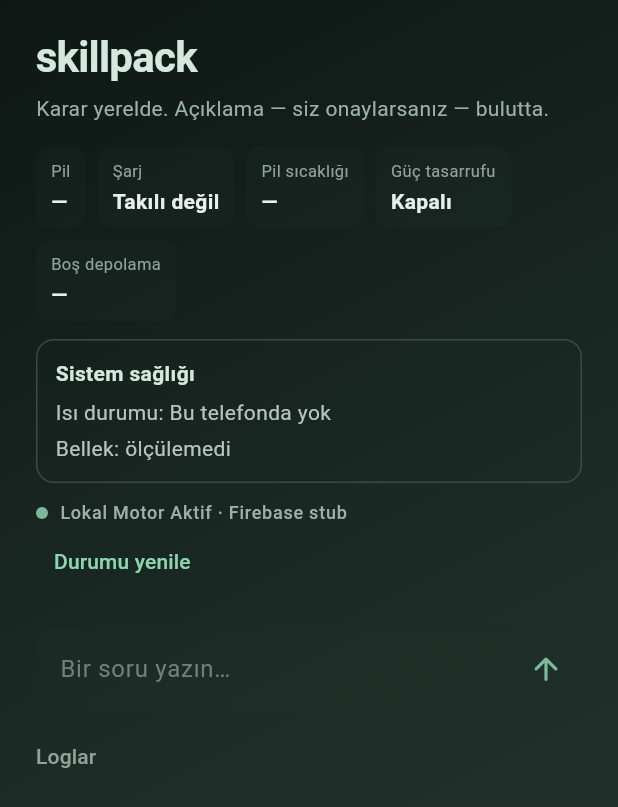
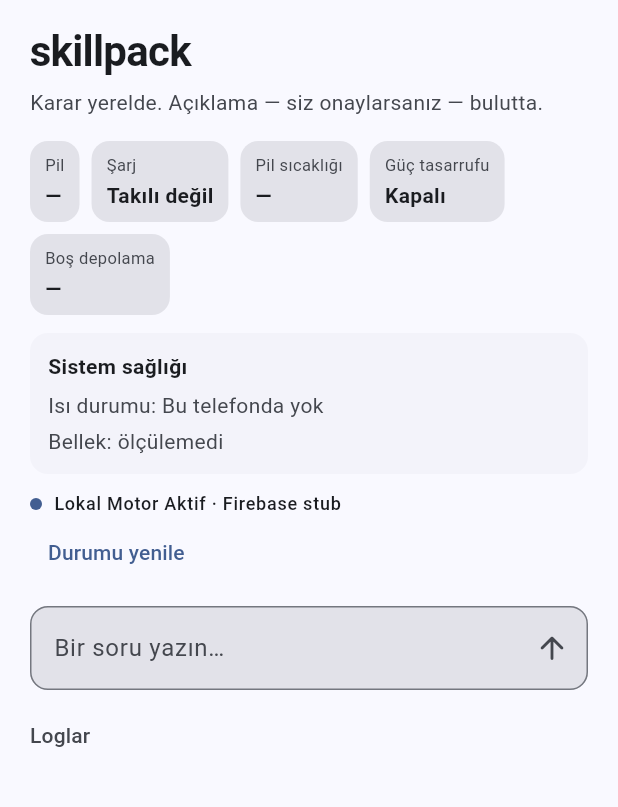
Before and after one commit to saydamonur2002-tech/skillpack, a Flutter app: the screen it shows after launch, on a phone screen of 412 x 824 dp. Shown: the top 807 px of the screen. Run offline on Flutter 3.47's test engine with Material 3 defaults, Android fonts, the phone set to English and light mode, and no system bars; our stand-ins replace connectivity_plus, firebase_ai, firebase_auth, firebase_core, shared_preferences; missing offline and left inert: firebase_app_check; accounts and stored records are empty; network calls fail.

Commit message:
Sakin mavi tema ve kaydırılabilir ana ekran
Sabit kolon telefonda taşıyordu; sarı şerit yazı alanının altında kalıyordu.
Ekran tek kaydırmada açılır, yazı alanı mavi çerçevelidir.

Co-authored-by: saydamonur2002-tech <saydamonur2002-tech@users.noreply.github.com>

```diff
--- a/apps/hybrid_assistant/lib/app.dart
+++ b/apps/hybrid_assistant/lib/app.dart
@@ -14,14 +14,9 @@ class HybridAssistantApp extends StatelessWidget {
     return MaterialApp(
       title: 'skillpack',
       debugShowCheckedModeBanner: false,
-      theme: ThemeData(
-        useMaterial3: true,
-        brightness: Brightness.dark,
-        colorScheme: ColorScheme.fromSeed(
-          seedColor: const Color(0xFF7CB89A),
-          brightness: Brightness.dark,
-        ),
-      ),
+      themeMode: ThemeMode.system,
+      theme: _calmBlueTheme(Brightness.light),
+      darkTheme: _calmBlueTheme(Brightness.dark),
       home: HomeScreen(
         repository: bootstrap.repository,
         tokenBudgetService: bootstrap.tokenBudgetService,
@@ -31,3 +26,54 @@ class HybridAssistantApp extends StatelessWidget {
     );
   }
 }
+
+ThemeData _calmBlueTheme(Brightness brightness) {
+  const seed = Color(0xFF3D6FBF);
+  final scheme = ColorScheme.fromSeed(seedColor: seed, brightness: brightness);
+  final radius = BorderRadius.circular(12);
+  final outline = OutlineInputBorder(
+    borderRadius: radius,
+    borderSide: BorderSide(color: scheme.outline),
+  );
+  return ThemeData(
+    useMaterial3: true,
+    colorScheme: scheme,
+    scaffoldBackgroundColor: scheme.surface,
+    cardTheme: CardThemeData(
+      color: scheme.surfaceContainerLow,
+      elevation: 0,
+      shape: RoundedRectangleBorder(borderRadius: radius),
+    ),
+    filledButtonTheme: FilledButtonThemeData(
+      style: FilledButton.styleFrom(
+        backgroundColor: scheme.primary,
+        foregroundColor: scheme.onPrimary,
+      ),
+    ),
+    outlinedButtonTheme: OutlinedButtonThemeData(
+      style: OutlinedButton.styleFrom(
+        foregroundColor: scheme.primary,
+        side: BorderSide(color: scheme.outline),
+      ),
+    ),
+    inputDecorationTheme: InputDecorationTheme(
+      filled: true,
+      fillColor: scheme.surfaceContainerHighest,
+      hintStyle: TextStyle(color: scheme.onSurfaceVariant),
+      border: outline,
+      enabledBorder: outline,
+      disabledBorder: outline.copyWith(
+        borderSide: BorderSide(color: scheme.outlineVariant),
+      ),
+      focusedBorder: outline.copyWith(
+        borderSide: BorderSide(color: scheme.primary, width: 2),
+      ),
+      errorBorder: outline.copyWith(
+        borderSide: BorderSide(color: scheme.error),
+      ),
+      focusedErrorBorder: outline.copyWith(
+        borderSide: BorderSide(color: scheme.error, width: 2),
+      ),
+    ),
+  );
+}
--- a/apps/hybrid_assistant/lib/features/hybrid_assistant/presentation/screens/home_screen.dart
+++ b/apps/hybrid_assistant/lib/features/hybrid_assistant/presentation/screens/home_screen.dart
@@ -183,14 +183,16 @@ class _HomeScreenState extends State<HomeScreen> with WidgetsBindingObserver {
     final suggested = widget.tokenBudgetService.dailyLimit ?? 2000;
     final controller = TextEditingController(text: '$suggested');
 
+    final sheetTheme = Theme.of(context);
     return showModalBottomSheet<bool>(
       context: context,
       isScrollControlled: true,
-      backgroundColor: const Color(0xFF1A2220),
+      backgroundColor: sheetTheme.colorScheme.surface,
       shape: const RoundedRectangleBorder(
         borderRadius: BorderRadius.vertical(top: Radius.circular(16)),
       ),
       builder: (context) {
+        final theme = Theme.of(context);
         return Padding(
           padding: EdgeInsets.only(
             left: 24,
@@ -204,8 +206,7 @@ class _HomeScreenState extends State<HomeScreen> with WidgetsBindingObserver {
             children: [
               Text(
                 'Günlük bulut token limiti',
-                style: Theme.of(context).textTheme.titleLarge?.copyWith(
-                      color: const Color(0xFFE7F0EC),
+                style: theme.textTheme.titleLarge?.copyWith(
                   fontWeight: FontWeight.w600,
                 ),
               ),
@@ -213,8 +214,8 @@ class _HomeScreenState extends State<HomeScreen> with WidgetsBindingObserver {
               Text(
                 decision?.reason ??
                     'Bulut açıklaması token harcar. Günlük üst sınırı siz seçin.',
-                style: Theme.of(context).textTheme.bodyMedium?.copyWith(
-                      color: const Color(0xFFB5C4BE),
+                style: theme.textTheme.bodyMedium?.copyWith(
+                  color: theme.colorScheme.onSurfaceVariant,
                 ),
               ),
               if (decision != null) ...[
@@ -223,8 +224,8 @@ class _HomeScreenState extends State<HomeScreen> with WidgetsBindingObserver {
                   'Bugün kullanılan: ${decision.usedToday}'
                   '${decision.dailyLimit != null ? ' / ${decision.dailyLimit}' : ''}'
                   '\nBu istek tahmini: ${decision.estimatedTokens} token',
-                  style: Theme.of(context).textTheme.bodySmall?.copyWith(
-                        color: const Color(0xFF8FA39A),
+                  style: theme.textTheme.bodySmall?.copyWith(
+                    color: theme.colorScheme.onSurfaceVariant,
                   ),
                 ),
               ],
@@ -232,13 +233,8 @@ class _HomeScreenState extends State<HomeScreen> with WidgetsBindingObserver {
               TextField(
                 controller: controller,
                 keyboardType: TextInputType.number,
-                style: const TextStyle(color: Color(0xFFE7F0EC)),
                 decoration: const InputDecoration(
                   labelText: 'Günlük max token',
-                  labelStyle: TextStyle(color: Color(0xFF8FA39A)),
-                  enabledBorder: UnderlineInputBorder(
-                    borderSide: BorderSide(color: Color(0xFF3A4A44)),
-                  ),
                 ),
               ),
               const SizedBox(height: 20),
@@ -271,31 +267,11 @@ class _HomeScreenState extends State<HomeScreen> with WidgetsBindingObserver {
   @override
   Widget build(BuildContext context) {
     final theme = Theme.of(context);
-    return Scaffold(
-      body: Container(
-        width: double.infinity,
-        height: double.infinity,
-        decoration: const BoxDecoration(
-          gradient: LinearGradient(
-            begin: Alignment.topLeft,
-            end: Alignment.bottomRight,
-            colors: [
-              Color(0xFF0E1714),
-              Color(0xFF1C2B26),
-              Color(0xFF243830),
-            ],
-          ),
-        ),
-        child: SafeArea(
-          child: Padding(
-            padding: const EdgeInsets.symmetric(horizontal: 24, vertical: 20),
-            child: Column(
-              crossAxisAlignment: CrossAxisAlignment.stretch,
-              children: [
+    final scheme = theme.colorScheme;
+    final page = <Widget>[
       Text(
         'skillpack',
         style: theme.textTheme.headlineMedium?.copyWith(
-                    color: const Color(0xFFD5E8DE),
           fontWeight: FontWeight.w700,
           letterSpacing: -0.5,
         ),
@@ -304,7 +280,7 @@ class _HomeScreenState extends State<HomeScreen> with WidgetsBindingObserver {
       Text(
         'Karar yerelde. Açıklama — siz onaylarsanız — bulutta.',
         style: theme.textTheme.bodyMedium?.copyWith(
-                    color: const Color(0xFF9BB0A6),
+          color: scheme.onSurfaceVariant,
         ),
       ),
       const SizedBox(height: 16),
@@ -323,9 +299,7 @@ class _HomeScreenState extends State<HomeScreen> with WidgetsBindingObserver {
         const SizedBox(height: 8),
         Text(
           _result!.throttleReason!,
-                    style: theme.textTheme.bodySmall?.copyWith(
-                      color: const Color(0xFFC4A35A),
-                    ),
+          style: theme.textTheme.bodySmall?.copyWith(color: scheme.tertiary),
         ),
       ],
       if (_result != null && _result!.settings.isNotEmpty) ...[
@@ -346,22 +320,14 @@ class _HomeScreenState extends State<HomeScreen> with WidgetsBindingObserver {
         const SizedBox(height: 12),
         AppCheckDebugTokenBanner(token: widget.appCheckDebugToken!),
       ],
-                const SizedBox(height: 20),
+      const SizedBox(height: 12),
       TextField(
         controller: _controller,
-                  style: const TextStyle(color: Color(0xFFE7F0EC)),
-                  cursorColor: const Color(0xFF7CB89A),
+        scrollPadding: const EdgeInsets.only(bottom: 96),
         textInputAction: TextInputAction.send,
         onSubmitted: (_) => _submit(),
         decoration: InputDecoration(
           hintText: 'Bir soru yazın…',
-                    hintStyle: const TextStyle(color: Color(0xFF6E8178)),
-                    filled: true,
-                    fillColor: const Color(0x33203028),
-                    border: OutlineInputBorder(
-                      borderRadius: BorderRadius.circular(12),
-                      borderSide: BorderSide.none,
-                    ),
           suffixIcon: IconButton(
             onPressed: _busy ? null : _submit,
             icon: _busy
@@ -371,7 +337,6 @@ class _HomeScreenState extends State<HomeScreen> with WidgetsBindingObserver {
                     child: CircularProgressIndicator(strokeWidth: 2),
                   )
                 : const Icon(Icons.arrow_upward_rounded),
-                      color: const Color(0xFF7CB89A),
           ),
         ),
       ),
@@ -380,24 +345,20 @@ class _HomeScreenState extends State<HomeScreen> with WidgetsBindingObserver {
         Text(
           _result!.title,
           style: theme.textTheme.titleMedium?.copyWith(
-                      color: const Color(0xFFC5DDD0),
             fontWeight: FontWeight.w600,
           ),
         ),
         const SizedBox(height: 8),
         Text(
           _result!.body,
-                    style: theme.textTheme.bodyLarge?.copyWith(
-                      color: const Color(0xFFDDE8E2),
-                      height: 1.45,
-                    ),
+          style: theme.textTheme.bodyLarge?.copyWith(height: 1.45),
         ),
         if (_result!.tokensUsed != null) ...[
           const SizedBox(height: 8),
           Text(
             'Bu yanıt ≈ ${_result!.tokensUsed} token',
             style: theme.textTheme.labelSmall?.copyWith(
-                        color: const Color(0xFF7A9086),
+              color: scheme.onSurfaceVariant,
             ),
           ),
         ],
@@ -406,32 +367,47 @@ class _HomeScreenState extends State<HomeScreen> with WidgetsBindingObserver {
       Text(
         'Loglar',
         style: theme.textTheme.labelLarge?.copyWith(
-                    color: const Color(0xFF8FA39A),
+          color: scheme.onSurfaceVariant,
         ),
       ),
       const SizedBox(height: 8),
-                Expanded(
-                  child: ListView.builder(
-                    itemCount: _logs.length,
-                    itemBuilder: (context, index) {
+    ];
+
+    return Scaffold(
+      resizeToAvoidBottomInset: true,
+      body: SafeArea(
+        child: CustomScrollView(
+          keyboardDismissBehavior: ScrollViewKeyboardDismissBehavior.onDrag,
+          slivers: [
+            SliverPadding(
+              padding: const EdgeInsets.fromLTRB(20, 16, 20, 0),
+              sliver: SliverList(
+                delegate: SliverChildListDelegate(page),
+              ),
+            ),
+            SliverPadding(
+              padding: const EdgeInsets.fromLTRB(20, 0, 20, 24),
+              sliver: SliverList(
+                delegate: SliverChildBuilderDelegate(
+                  (context, index) {
                     return Padding(
                       padding: const EdgeInsets.only(bottom: 4),
                       child: Text(
                         _logs[index],
                         style: theme.textTheme.bodySmall?.copyWith(
-                            color: const Color(0xFF6E8178),
+                          color: scheme.onSurfaceVariant,
                           fontFamily: 'monospace',
                         ),
                       ),
                     );
                   },
+                  childCount: _logs.length,
+                ),
               ),
             ),
           ],
         ),
       ),
-        ),
-      ),
     );
   }
 }
--- a/apps/hybrid_assistant/lib/features/hybrid_assistant/presentation/widgets/app_check_debug_token_banner.dart
+++ b/apps/hybrid_assistant/lib/features/hybrid_assistant/presentation/widgets/app_check_debug_token_banner.dart
@@ -15,12 +15,12 @@ class AppCheckDebugTokenBanner extends StatelessWidget {
     if (!kDebugMode) return const SizedBox.shrink();
 
     final theme = Theme.of(context);
+    final scheme = theme.colorScheme;
     return Container(
       padding: const EdgeInsets.fromLTRB(12, 12, 12, 4),
       decoration: BoxDecoration(
-        color: const Color(0x33203028),
+        color: scheme.surfaceContainerLow,
         borderRadius: BorderRadius.circular(12),
-        border: Border.all(color: const Color(0xFF3A4A44)),
       ),
       child: Column(
         crossAxisAlignment: CrossAxisAlignment.stretch,
@@ -28,7 +28,7 @@ class AppCheckDebugTokenBanner extends StatelessWidget {
           Text(
             'App Check debug anahtarı',
             style: theme.textTheme.labelLarge?.copyWith(
-              color: const Color(0xFFD5E8DE),
+              color: scheme.onSurface,
               fontWeight: FontWeight.w600,
             ),
           ),
@@ -37,14 +37,14 @@ class AppCheckDebugTokenBanner extends StatelessWidget {
             'Kopyalayıp Firebase konsolunda App Check debug token '
             'listesine ekleyin.',
             style: theme.textTheme.bodySmall?.copyWith(
-              color: const Color(0xFF8FA39A),
+              color: scheme.onSurfaceVariant,
             ),
           ),
           const SizedBox(height: 8),
           SelectableText(
             token,
             style: theme.textTheme.bodyMedium?.copyWith(
-              color: const Color(0xFFE7F0EC),
+              color: scheme.onSurface,
               fontFamily: 'monospace',
               letterSpacing: 0.2,
             ),
--- a/apps/hybrid_assistant/lib/features/hybrid_assistant/presentation/widgets/device_panels.dart
+++ b/apps/hybrid_assistant/lib/features/hybrid_assistant/presentation/widgets/device_panels.dart
@@ -17,34 +17,35 @@ class DeviceLiveCards extends StatelessWidget {
       spacing: 8,
       runSpacing: 8,
       children: [
-        _tile('Pil', snapshot.batteryPercent == null ? '—' : '%${snapshot.batteryPercent}'),
-        _tile('Şarj', pluggedLabel(snapshot.pluggedType)),
-        _tile('Pil sıcaklığı', temp == null ? '—' : '${temp.toStringAsFixed(1)} °C'),
-        _tile('Güç tasarrufu', snapshot.isPowerSaveMode ? 'Açık' : 'Kapalı'),
-        _tile('Boş depolama', free == null ? '—' : formatByteSize(free)),
+        _tile(context, 'Pil', snapshot.batteryPercent == null ? '—' : '%${snapshot.batteryPercent}'),
+        _tile(context, 'Şarj', pluggedLabel(snapshot.pluggedType)),
+        _tile(context, 'Pil sıcaklığı', temp == null ? '—' : '${temp.toStringAsFixed(1)} °C'),
+        _tile(context, 'Güç tasarrufu', snapshot.isPowerSaveMode ? 'Açık' : 'Kapalı'),
+        _tile(context, 'Boş depolama', free == null ? '—' : formatByteSize(free)),
       ],
     );
   }
 
-  Widget _tile(String label, String value) {
+  Widget _tile(BuildContext context, String label, String value) {
+    final scheme = Theme.of(context).colorScheme;
     return Container(
       padding: const EdgeInsets.symmetric(horizontal: 10, vertical: 8),
       decoration: BoxDecoration(
-        color: const Color(0x33203028),
-        borderRadius: BorderRadius.circular(10),
+        color: scheme.surfaceContainerHighest,
+        borderRadius: BorderRadius.circular(12),
       ),
       child: Column(
         crossAxisAlignment: CrossAxisAlignment.start,
         children: [
           Text(
             label,
-            style: const TextStyle(color: Color(0xFF8FA39A), fontSize: 11),
+            style: TextStyle(color: scheme.onSurfaceVariant, fontSize: 11),
           ),
           const SizedBox(height: 2),
           Text(
             value,
-            style: const TextStyle(
-              color: Color(0xFFE7F0EC),
+            style: TextStyle(
+              color: scheme.onSurface,
               fontWeight: FontWeight.w600,
             ),
           ),
@@ -67,31 +68,32 @@ class SystemHealthPanel extends StatelessWidget {
       supported: snapshot.thermalSupported,
       status: snapshot.thermalStatus,
     );
+    final scheme = Theme.of(context).colorScheme;
     return Container(
       padding: const EdgeInsets.all(12),
       decoration: BoxDecoration(
+        color: scheme.surfaceContainerLow,
         borderRadius: BorderRadius.circular(12),
-        border: Border.all(color: const Color(0xFF3A4A44)),
       ),
       child: Column(
         crossAxisAlignment: CrossAxisAlignment.start,
         children: [
-          const Text(
+          Text(
             'Sistem sağlığı',
             style: TextStyle(
-              color: Color(0xFFD5E8DE),
+              color: scheme.onSurface,
               fontWeight: FontWeight.w600,
             ),
           ),
           const SizedBox(height: 6),
           Text(
             'Isı durumu: $thermal',
-            style: const TextStyle(color: Color(0xFFB5C4BE)),
+            style: TextStyle(color: scheme.onSurfaceVariant),
           ),
           const SizedBox(height: 4),
           Text(
             memory == null ? 'Bellek: ölçülemedi' : 'Bellek: %$memory kullanım',
-            style: const TextStyle(color: Color(0xFFB5C4BE)),
+            style: TextStyle(color: scheme.onSurfaceVariant),
           ),
         ],
       ),
--- a/apps/hybrid_assistant/lib/features/hybrid_assistant/presentation/widgets/status_card.dart
+++ b/apps/hybrid_assistant/lib/features/hybrid_assistant/presentation/widgets/status_card.dart
@@ -24,24 +24,19 @@ class StatusCard extends StatelessWidget {
 
   @override
   Widget build(BuildContext context) {
+    final scheme = Theme.of(context).colorScheme;
     final (label, color) = cloudError
-        ? ('Bulut hatası', const Color(0xFFC4A35A))
+        ? ('Bulut hatası', scheme.error)
         : switch (status) {
-      EngineStatus.localActive => (
-          'Lokal Motor Aktif',
-          const Color(0xFF7CB89A),
-        ),
+      EngineStatus.localActive => ('Lokal Motor Aktif', scheme.primary),
       EngineStatus.geminiConnected => (
           'Gemini\'ye Bağlandı',
-          const Color(0xFF6AA8D6),
+          scheme.tertiary,
         ),
-      EngineStatus.offline => (
-          'Çevrimdışı — yerel yedek',
-          const Color(0xFFC4A35A),
-        ),
+      EngineStatus.offline => ('Çevrimdışı — yerel yedek', scheme.error),
       EngineStatus.awaitingBudget => (
           'Günlük token onayı bekleniyor',
-          const Color(0xFFB89A7C),
+          scheme.secondary,
         ),
     };
 
@@ -65,14 +60,14 @@ class StatusCard extends StatelessWidget {
                 Text(
                   firebaseReady ? label : '$label · Firebase stub',
                   style: Theme.of(context).textTheme.labelMedium?.copyWith(
-                        color: const Color(0xFF9BB0A6),
+                        color: scheme.onSurface,
                       ),
                 ),
                 if (freeBytes != null && totalBytes != null)
                   Text(
                     'Depolama ${formatByteSize(freeBytes!)} boş / ${formatByteSize(totalBytes!)}',
                     style: Theme.of(context).textTheme.labelSmall?.copyWith(
-                          color: const Color(0xFF8FA39A),
+                          color: scheme.onSurfaceVariant,
                         ),
                   ),
               ],
--- a/apps/hybrid_assistant/pubspec.yaml
+++ b/apps/hybrid_assistant/pubspec.yaml
@@ -4,7 +4,7 @@ description: >
   Karar lokal JSON kural motorunda; açıklama Firebase AI Logic (Gemini) üzerinden.
   API anahtarı uygulamada yok; App Check zorunlu. Hot-patch yalnız imzalı JSON veri indirir.
 publish_to: "none"
-version: 0.2.0+3
+version: 0.2.1+4
 
 environment:
   sdk: ^3.9.2
```
Also changed, not shown: 1 other file. Lines whose indentation alone changed are shown as unchanged.
